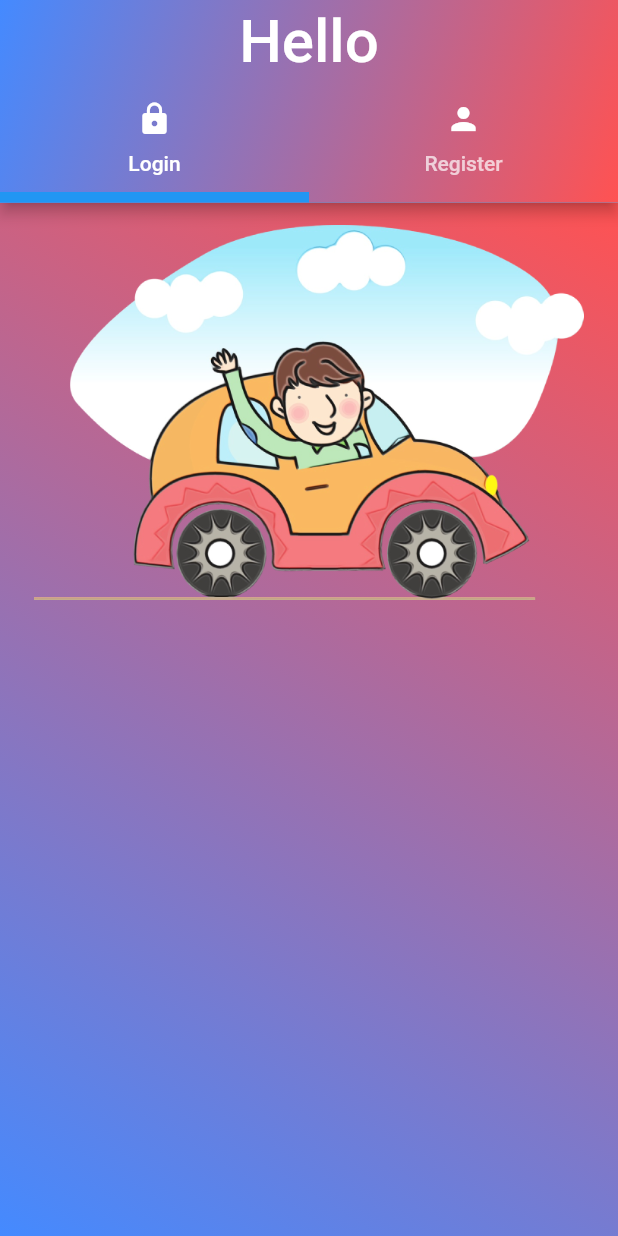
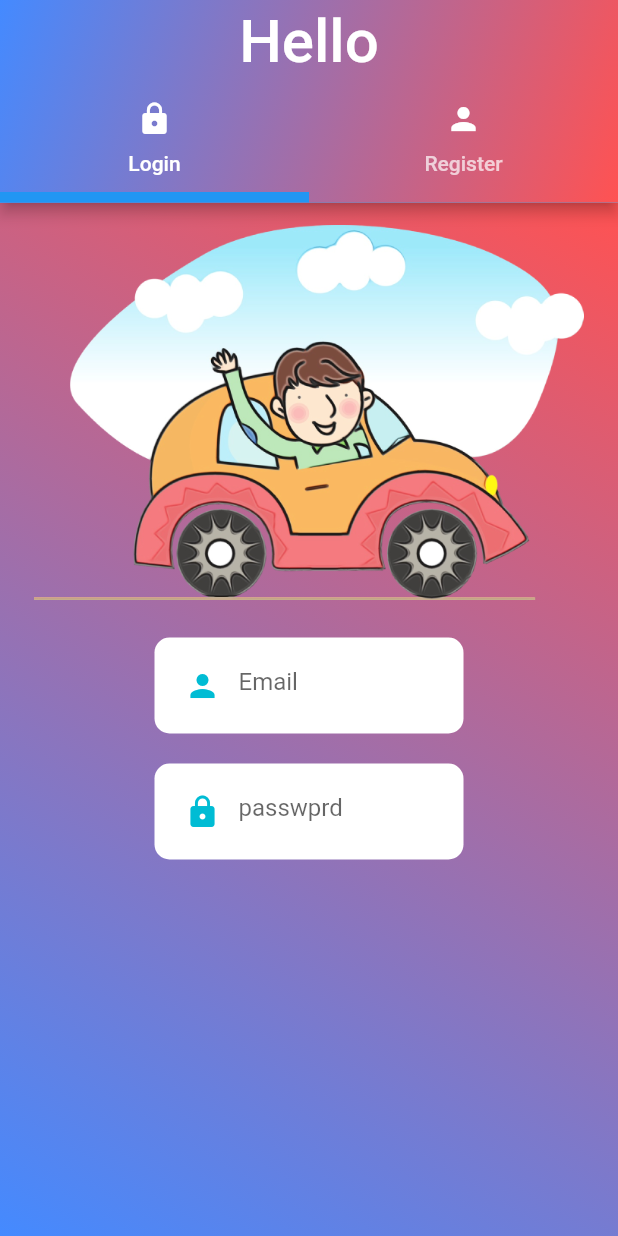
Before and after one commit to Hassan1Ehsani/Splash-Screen, a Flutter app: the screen it shows after launch, on a phone screen of 412 x 824 dp. Run offline on Flutter 3.47's test engine with Material 2 defaults, Android fonts, the phone set to English and light mode, and no system bars.

Commit message:
login form

```diff
--- a/lib/login.dart
+++ b/lib/login.dart
@@ -1,4 +1,5 @@
 import 'package:flutter/material.dart';
+import 'package:splash_screen/widgets/custom_text_field.dart';
 
 class Login extends StatefulWidget {
   const Login({Key? key}) : super(key: key);
@@ -22,7 +23,21 @@ class _LoginState extends State<Login> {
             Container(
               child: Padding(
                 padding: EdgeInsets.all(15),
-                child: Image.asset('images/intro.png',height: 250,),
+                child: Image.asset(
+                  'images/intro.png',
+                  height: 250,
+                ),
+              ),
+            ),
+            Form(
+              key: _formKey,
+              child: Column(
+                children: [
+                  CustomTextField(
+                      _emailController, Icons.person, 'Email', false),
+                  // controller:_emailController, data:Icons.person, hintText:'Email', isObsecure:false
+                  CustomTextField(_passwordController,Icons.lock,'passwprd',true),
+                ],
               ),
             ),
           ],
```
